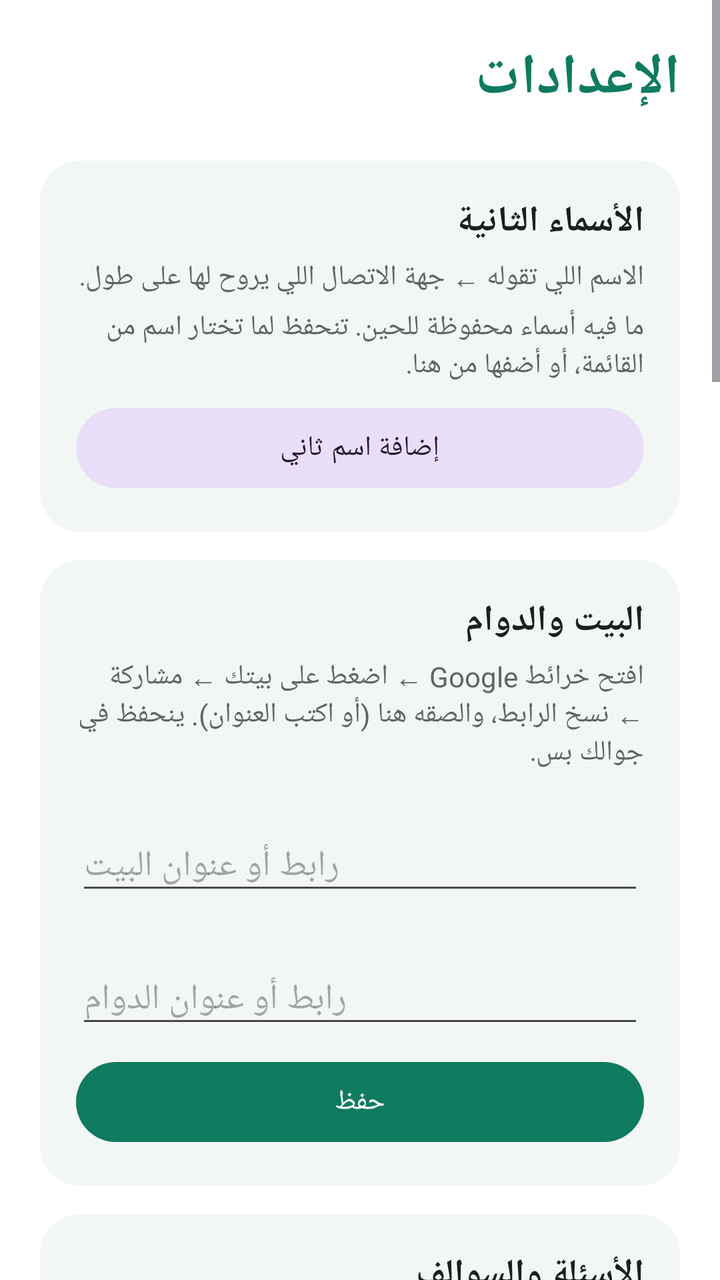
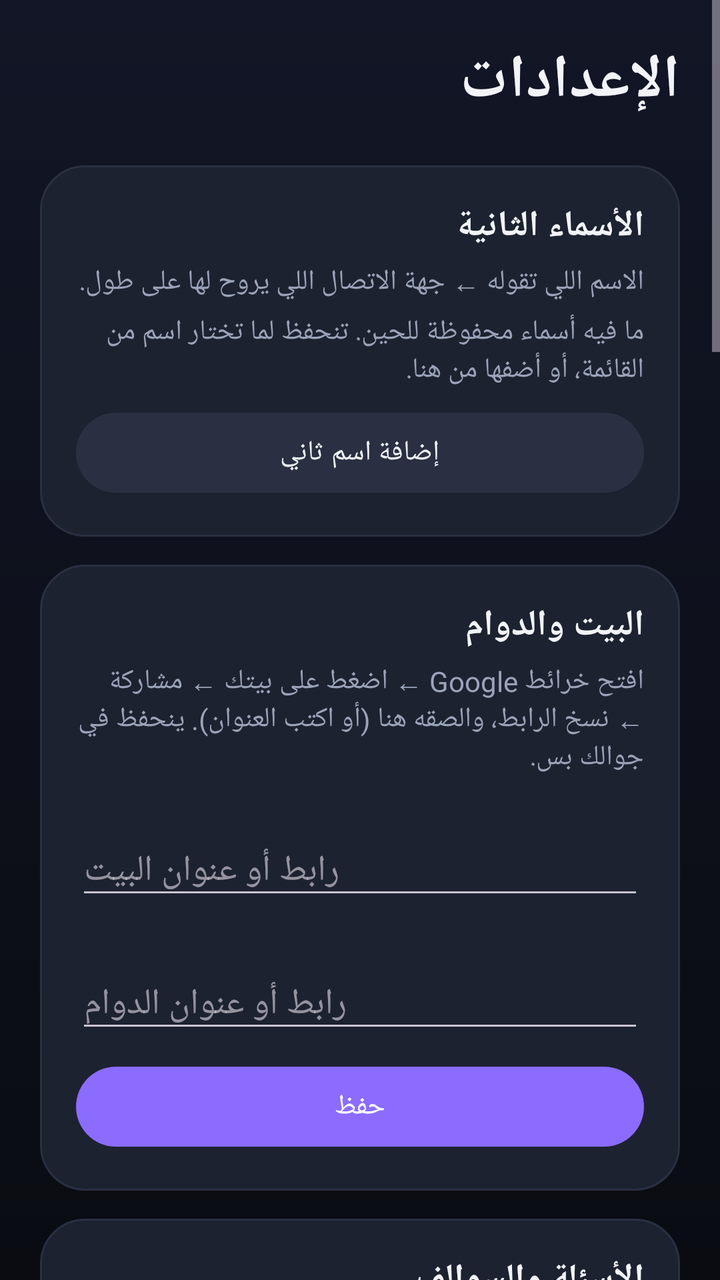

Compare the two renders of this Android layout. The source of the first and the diff that turns it into the second are given below.
<!-- AndroidManifest.xml: application theme Theme.Naffith -->
<!-- res/layout/activity_settings.xml -->
<?xml version="1.0" encoding="utf-8"?>
<ScrollView xmlns:android="http://schemas.android.com/apk/res/android"
    android:layout_width="match_parent"
    android:layout_height="match_parent">

    <LinearLayout
        android:layout_width="match_parent"
        android:layout_height="wrap_content"
        android:layoutDirection="rtl"
        android:orientation="vertical"
        android:padding="20dp">

        <TextView
            style="@style/SettingsTitle"
            android:text="@string/settings_title" />

        
        <LinearLayout style="@style/SettingsCard">

            <TextView
                style="@style/SettingsHeader"
                android:text="@string/aliases_title" />

            <TextView
                style="@style/SettingsHint"
                android:text="@string/aliases_hint" />

            <LinearLayout
                android:id="@+id/aliasList"
                android:layout_width="match_parent"
                android:layout_height="wrap_content"
                android:orientation="vertical" />

            <TextView
                android:id="@+id/aliasEmpty"
                style="@style/SettingsHint"
                android:text="@string/aliases_empty" />

            <com.google.android.material.button.MaterialButton
                android:id="@+id/addAliasButton"
                style="@style/Widget.Material3.Button.TonalButton"
                android:layout_width="match_parent"
                android:layout_height="wrap_content"
                android:layout_marginTop="8dp"
                android:text="@string/aliases_add" />
        </LinearLayout>

        
        <LinearLayout style="@style/SettingsCard">

            <TextView
                style="@style/SettingsHeader"
                android:text="@string/places_title" />

            <TextView
                style="@style/SettingsHint"
                android:text="@string/places_hint" />

            <TextView
                android:id="@+id/homeStatus"
                style="@style/SettingsHint" />

            <EditText
                android:id="@+id/homeInput"
                android:layout_width="match_parent"
                android:layout_height="wrap_content"
                android:hint="@string/places_home_hint"
                android:importantForAutofill="no"
                android:inputType="textUri"
                android:textDirection="ltr" />

            <TextView
                android:id="@+id/workStatus"
                style="@style/SettingsHint" />

            <EditText
                android:id="@+id/workInput"
                android:layout_width="match_parent"
                android:layout_height="wrap_content"
                android:hint="@string/places_work_hint"
                android:importantForAutofill="no"
                android:inputType="textUri"
                android:textDirection="ltr" />

            <com.google.android.material.button.MaterialButton
                android:id="@+id/placesSave"
                android:layout_width="match_parent"
                android:layout_height="wrap_content"
                android:layout_marginTop="8dp"
                android:text="@string/chat_save" />
        </LinearLayout>

        
        <LinearLayout style="@style/SettingsCard">

            <TextView
                style="@style/SettingsHeader"
                android:text="@string/chat_title" />

            <TextView
                style="@style/SettingsHint"
                android:text="@string/answer_mode_hint" />

            <RadioGroup
                android:id="@+id/answerModeGroup"
                android:layout_width="match_parent"
                android:layout_height="wrap_content">

                <RadioButton
                    android:id="@+id/modeAuto"
                    android:layout_width="match_parent"
                    android:layout_height="wrap_content"
                    android:text="@string/mode_auto" />

                <RadioButton
                    android:id="@+id/modeInApp"
                    android:layout_width="match_parent"
                    android:layout_height="wrap_content"
                    android:text="@string/mode_in_app" />

                <RadioButton
                    android:id="@+id/modeGeminiApp"
                    android:layout_width="match_parent"
                    android:layout_height="wrap_content"
                    android:text="@string/mode_gemini_app" />

                <RadioButton
                    android:id="@+id/modeGoogle"
                    android:layout_width="match_parent"
                    android:layout_height="wrap_content"
                    android:text="@string/mode_google" />

                <RadioButton
                    android:id="@+id/modeAsk"
                    android:layout_width="match_parent"
                    android:layout_height="wrap_content"
                    android:text="@string/mode_ask" />
            </RadioGroup>

            <TextView
                android:id="@+id/chatStatus"
                style="@style/SettingsHint" />

            <EditText
                android:id="@+id/chatKey"
                android:layout_width="match_parent"
                android:layout_height="wrap_content"
                android:layout_marginTop="8dp"
                android:autofillHints="password"
                android:hint="@string/chat_key_hint"
                android:inputType="textPassword"
                android:textDirection="ltr" />

            <EditText
                android:id="@+id/chatModel"
                android:layout_width="match_parent"
                android:layout_height="wrap_content"
                android:hint="@string/chat_model_hint"
                android:importantForAutofill="no"
                android:inputType="text"
                android:textDirection="ltr" />

            <com.google.android.material.button.MaterialButton
                android:id="@+id/chatSave"
                android:layout_width="match_parent"
                android:layout_height="wrap_content"
                android:layout_marginTop="8dp"
                android:text="@string/chat_save" />

            <com.google.android.material.button.MaterialButton
                android:id="@+id/chatGetKey"
                style="@style/Widget.Material3.Button.TextButton"
                android:layout_width="match_parent"
                android:layout_height="wrap_content"
                android:text="@string/chat_get_key" />
        </LinearLayout>

        
        <LinearLayout style="@style/SettingsCard">

            <TextView
                style="@style/SettingsHeader"
                android:text="@string/assistant_title" />

            <com.google.android.material.materialswitch.MaterialSwitch
                android:id="@+id/openAsAssistantSwitch"
                android:layout_width="match_parent"
                android:layout_height="wrap_content"
                android:layout_marginTop="6dp"
                android:text="@string/open_as_assistant_switch"
                android:textColor="@color/text_primary"
                android:textSize="15sp" />

            <TextView
                android:id="@+id/assistantStatus"
                style="@style/SettingsHint" />

            <com.google.android.material.button.MaterialButton
                android:id="@+id/assistantButton"
                android:layout_width="match_parent"
                android:layout_height="wrap_content"
                android:layout_marginTop="8dp"
                android:text="@string/assistant_button" />
        </LinearLayout>

        
        <LinearLayout style="@style/SettingsCard">

            <TextView
                style="@style/SettingsHeader"
                android:text="@string/voice_title" />

            <com.google.android.material.materialswitch.MaterialSwitch
                android:id="@+id/speakSwitch"
                android:layout_width="match_parent"
                android:layout_height="wrap_content"
                android:layout_marginTop="6dp"
                android:text="@string/speak_switch"
                android:textColor="@color/text_primary"
                android:textSize="15sp" />

            <TextView
                android:id="@+id/voiceCurrent"
                style="@style/SettingsHint" />

            <com.google.android.material.button.MaterialButton
                android:id="@+id/voiceButton"
                style="@style/Widget.Material3.Button.TonalButton"
                android:layout_width="match_parent"
                android:layout_height="wrap_content"
                android:layout_marginTop="8dp"
                android:text="@string/voice_choose" />
        </LinearLayout>

        
        <LinearLayout style="@style/SettingsCard">

            <TextView
                style="@style/SettingsHeader"
                android:text="@string/sensitivity_title" />

            <TextView
                style="@style/SettingsHint"
                android:text="@string/sensitivity_hint" />

            <RadioGroup
                android:id="@+id/sensitivityGroup"
                android:layout_width="match_parent"
                android:layout_height="wrap_content">

                <RadioButton
                    android:id="@+id/sensitivityNormal"
                    android:layout_width="match_parent"
                    android:layout_height="wrap_content"
                    android:text="@string/sensitivity_normal" />

                <RadioButton
                    android:id="@+id/sensitivityHigh"
                    android:layout_width="match_parent"
                    android:layout_height="wrap_content"
                    android:text="@string/sensitivity_high" />

                <RadioButton
                    android:id="@+id/sensitivityMax"
                    android:layout_width="match_parent"
                    android:layout_height="wrap_content"
                    android:text="@string/sensitivity_max" />
            </RadioGroup>
        </LinearLayout>

        
        <LinearLayout style="@style/SettingsCard">

            <TextView
                style="@style/SettingsHeader"
                android:text="@string/a11y_title" />

            <TextView
                android:id="@+id/a11yStatus"
                style="@style/SettingsHint" />

            <com.google.android.material.button.MaterialButton
                android:id="@+id/a11yButton"
                style="@style/Widget.Material3.Button.TonalButton"
                android:layout_width="match_parent"
                android:layout_height="wrap_content"
                android:layout_marginTop="8dp"
                android:text="@string/open_settings" />
        </LinearLayout>
    </LinearLayout>
</ScrollView>
<!-- resources referenced by this layout -->
<resources>
  <color name="text_primary">#1B1F1E</color>
  <string name="aliases_add">إضافة اسم ثاني</string>
  <string name="aliases_title">الأسماء الثانية</string>
  <string name="assistant_button">اجعل نفّذ المساعد الافتراضي</string>
  <string name="assistant_title">فتح المساعد</string>
  <string name="chat_save">حفظ</string>
  <string name="chat_title">الأسئلة والسوالف</string>
  <string name="mode_ask">اسألني وش أقصد</string>
  <string name="mode_auto">تلقائي (Gemini داخل نفّذ إذا فيه مفتاح، وإلا تطبيق Gemini)</string>
  <string name="mode_google">بحث Google</string>
  <string name="mode_in_app">Gemini داخل نفّذ (يرد بالصوت، يحتاج مفتاح)</string>
  <string name="open_as_assistant_switch">افتح نفّذ كنافذة مساعد على طول\nأيقونة «نفّذ» (وزر الجنب «الضغط مرتين») تفتح النافذة الصغيرة وتسمعك مباشرة. للتطبيق الكامل اضغط ⚙️ في النافذة.</string>
  <string name="open_settings">فتح الإعدادات</string>
  <string name="places_title">البيت والدوام</string>
  <string name="sensitivity_high">عالي</string>
  <string name="sensitivity_hint">إذا ما يرد عليك ارفعها، وإذا يشتغل لحاله نزّلها. (وضع «يا نفّذ» يحتاج المايك يسمع دايماً؛ إذا ما تبي كذا استخدم زر المساعد فوق.)</string>
  <string name="sensitivity_title">حساسية «يا نفّذ»</string>
  <string name="settings_title">الإعدادات</string>
  <string name="voice_choose">اختيار الصوت</string>
  <string name="voice_title">صوت الرد</string>
  <style name="SettingsTitle">
          <item name="android:layout_width">match_parent</item>
          <item name="android:layout_height">wrap_content</item>
          <item name="android:layout_marginBottom">8dp</item>
          <item name="android:textColor">@color/brand</item>
          <item name="android:textSize">28sp</item>
          <item name="android:textStyle">bold</item>
      </style>
  <style name="Theme.Naffith" parent="Theme.Material3.Light.NoActionBar">
          <item name="colorPrimary">@color/brand</item>
          <item name="colorPrimaryDark">@color/brand_dark</item>
          <item name="android:statusBarColor">@color/brand_dark</item>
          <item name="android:windowBackground">@color/white</item>
      </style>
  <!-- drawable bg_card (drawable) -->
  <?xml version="1.0" encoding="utf-8"?>
  <shape xmlns:android="http://schemas.android.com/apk/res/android" android:shape="rectangle">
      <solid android:color="@color/surface_card" />
      <corners android:radius="20dp" />
  </shape>
  <color name="text_secondary">#5C6663</color>
  <color name="brand">#0F7B5F</color>
  <color name="brand_dark">#0A5A45</color>
  <color name="white">#FFFFFF</color>
  <color name="surface_card">#F2F7F5</color>
  <!-- unchanged entries left out for length: 17 -->
</resources>

<!-- the commit's change to res/layout/activity_settings.xml (unified diff, before → after) -->
@@ -237,6 +237,32 @@
 
             <TextView
                 style="@style/SettingsHeader"
+                android:text="@string/listen_when_title" />
+
+            <com.google.android.material.materialswitch.MaterialSwitch
+                android:id="@+id/listenHeadsetSwitch"
+                android:layout_width="match_parent"
+                android:layout_height="wrap_content"
+                android:text="@string/listen_headset"
+                android:textColor="@color/text_primary" />
+
+            <com.google.android.material.materialswitch.MaterialSwitch
+                android:id="@+id/listenChargingSwitch"
+                android:layout_width="match_parent"
+                android:layout_height="wrap_content"
+                android:text="@string/listen_charging"
+                android:textColor="@color/text_primary" />
+
+            <com.google.android.material.materialswitch.MaterialSwitch
+                android:id="@+id/listenAlwaysSwitch"
+                android:layout_width="match_parent"
+                android:layout_height="wrap_content"
+                android:text="@string/listen_always"
+                android:textColor="@color/text_primary" />
+
+            <TextView
+                style="@style/SettingsHeader"
+                android:layout_marginTop="14dp"
                 android:text="@string/sensitivity_title" />
 
             <TextView
<!-- resource entries referenced after the edit -->
@@ -1,22 +1,26 @@
 <!-- resources referenced by this layout -->
 <resources>
-  <color name="text_primary">#1B1F1E</color>
+  <color name="text_primary">#F2F4FA</color>
   <string name="aliases_add">إضافة اسم ثاني</string>
   <string name="aliases_title">الأسماء الثانية</string>
-  <string name="assistant_button">اجعل نفّذ المساعد الافتراضي</string>
+  <string name="assistant_button">اجعل مرسال المساعد الافتراضي</string>
   <string name="assistant_title">فتح المساعد</string>
   <string name="chat_save">حفظ</string>
   <string name="chat_title">الأسئلة والسوالف</string>
+  <string name="listen_always">🎙️ دايماً (المايك يبقى شغال)</string>
+  <string name="listen_charging">🔌 والجوال على الشاحن</string>
+  <string name="listen_headset">🚗🎧 في السيارة ومع السماعات (أي بلوتوث صوت)</string>
+  <string name="listen_when_title">متى يسمع «يا مرسال»؟</string>
   <string name="mode_ask">اسألني وش أقصد</string>
-  <string name="mode_auto">تلقائي (Gemini داخل نفّذ إذا فيه مفتاح، وإلا تطبيق Gemini)</string>
+  <string name="mode_auto">تلقائي (Gemini داخل مرسال إذا فيه مفتاح، وإلا تطبيق Gemini)</string>
   <string name="mode_google">بحث Google</string>
-  <string name="mode_in_app">Gemini داخل نفّذ (يرد بالصوت، يحتاج مفتاح)</string>
-  <string name="open_as_assistant_switch">افتح نفّذ كنافذة مساعد على طول\nأيقونة «نفّذ» (وزر الجنب «الضغط مرتين») تفتح النافذة الصغيرة وتسمعك مباشرة. للتطبيق الكامل اضغط ⚙️ في النافذة.</string>
+  <string name="mode_in_app">Gemini داخل مرسال (يرد بالصوت، يحتاج مفتاح)</string>
+  <string name="open_as_assistant_switch">افتح مرسال كنافذة مساعد على طول\nأيقونة «مرسال» (وزر الجنب «الضغط مرتين») تفتح النافذة الصغيرة وتسمعك مباشرة. للتطبيق الكامل اضغط ⚙️ في النافذة.</string>
   <string name="open_settings">فتح الإعدادات</string>
   <string name="places_title">البيت والدوام</string>
   <string name="sensitivity_high">عالي</string>
-  <string name="sensitivity_hint">إذا ما يرد عليك ارفعها، وإذا يشتغل لحاله نزّلها. (وضع «يا نفّذ» يحتاج المايك يسمع دايماً؛ إذا ما تبي كذا استخدم زر المساعد فوق.)</string>
-  <string name="sensitivity_title">حساسية «يا نفّذ»</string>
+  <string name="sensitivity_hint">إذا ما يرد عليك ارفعها، وإذا يشتغل لحاله نزّلها. (وضع «يا مرسال» يحتاج المايك يسمع دايماً؛ إذا ما تبي كذا استخدم زر المساعد فوق.)</string>
+  <string name="sensitivity_title">حساسية «يا مرسال»</string>
   <string name="settings_title">الإعدادات</string>
   <string name="voice_choose">اختيار الصوت</string>
   <string name="voice_title">صوت الرد</string>
@@ -24,27 +28,48 @@
           <item name="android:layout_width">match_parent</item>
           <item name="android:layout_height">wrap_content</item>
           <item name="android:layout_marginBottom">8dp</item>
-          <item name="android:textColor">@color/brand</item>
-          <item name="android:textSize">28sp</item>
+          <item name="android:textColor">@color/text_primary</item>
+          <item name="android:textSize">30sp</item>
           <item name="android:textStyle">bold</item>
       </style>
-  <style name="Theme.Naffith" parent="Theme.Material3.Light.NoActionBar">
+  <style name="Theme.Naffith" parent="Theme.Material3.Dark.NoActionBar">
           <item name="colorPrimary">@color/brand</item>
-          <item name="colorPrimaryDark">@color/brand_dark</item>
-          <item name="android:statusBarColor">@color/brand_dark</item>
-          <item name="android:windowBackground">@color/white</item>
+          <item name="colorOnPrimary">@color/white</item>
+          <item name="colorPrimaryContainer">@color/brand_dark</item>
+          <item name="colorOnPrimaryContainer">@color/white</item>
+          <item name="colorSecondaryContainer">@color/surface_stroke</item>
+          <item name="colorOnSecondaryContainer">@color/text_primary</item>
+          <item name="colorSurface">@color/surface</item>
+          <item name="colorOnSurface">@color/text_primary</item>
+          <item name="android:colorBackground">@color/bg</item>
+          <item name="android:windowBackground">@drawable/bg_screen</item>
+          <item name="android:statusBarColor">@color/bg_top</item>
+          <item name="android:navigationBarColor">@color/bg</item>
       </style>
   <!-- drawable bg_card (drawable) -->
   <?xml version="1.0" encoding="utf-8"?>
   <shape xmlns:android="http://schemas.android.com/apk/res/android" android:shape="rectangle">
       <solid android:color="@color/surface_card" />
-      <corners android:radius="20dp" />
+      <stroke android:width="1dp" android:color="@color/surface_stroke" />
+      <corners android:radius="22dp" />
   </shape>
-  <color name="text_secondary">#5C6663</color>
-  <color name="brand">#0F7B5F</color>
-  <color name="brand_dark">#0A5A45</color>
+  <color name="text_secondary">#9AA3B8</color>
+  <color name="brand">#8B6CFF</color>
+  <color name="brand_dark">#5B3FD9</color>
+  <color name="surface_stroke">#2A3042</color>
+  <color name="surface">#161A24</color>
+  <color name="bg">#0A0C12</color>
+  <!-- drawable bg_screen (drawable) -->
+  <?xml version="1.0" encoding="utf-8"?>
+  <shape xmlns:android="http://schemas.android.com/apk/res/android" android:shape="rectangle">
+      <gradient
+          android:angle="270"
+          android:endColor="@color/bg"
+          android:startColor="@color/bg_top" />
+  </shape>
+  <color name="bg_top">#121626</color>
   <color name="white">#FFFFFF</color>
-  <color name="surface_card">#F2F7F5</color>
+  <color name="surface_card">#1D2230</color>
   <!-- unchanged entries left out for length: 17 -->
 </resources>
 
